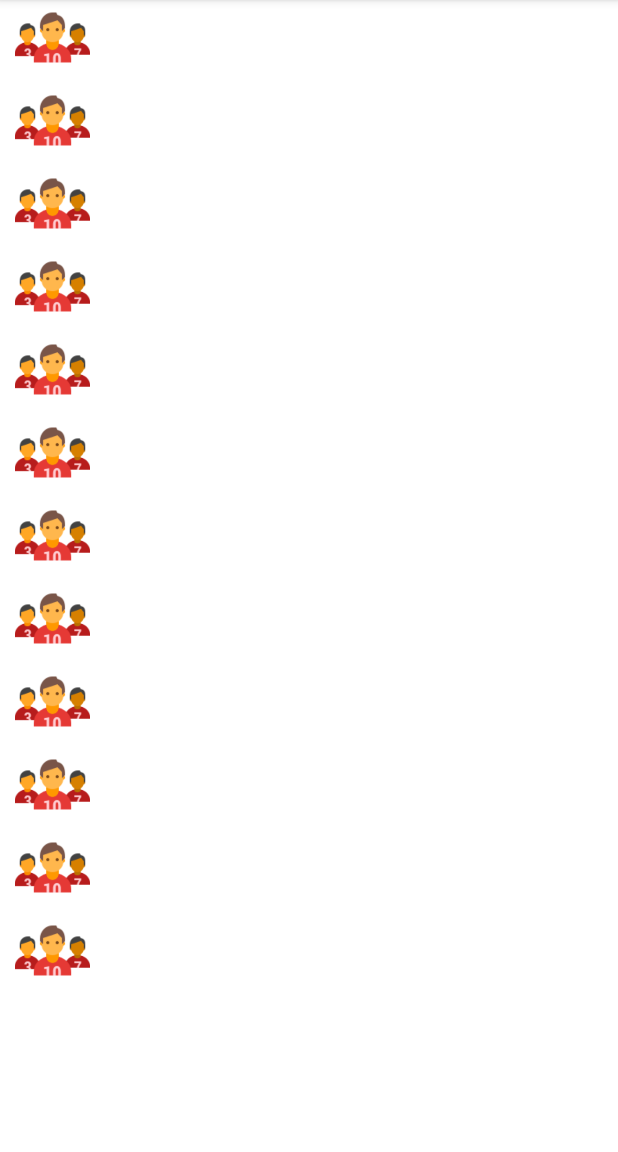
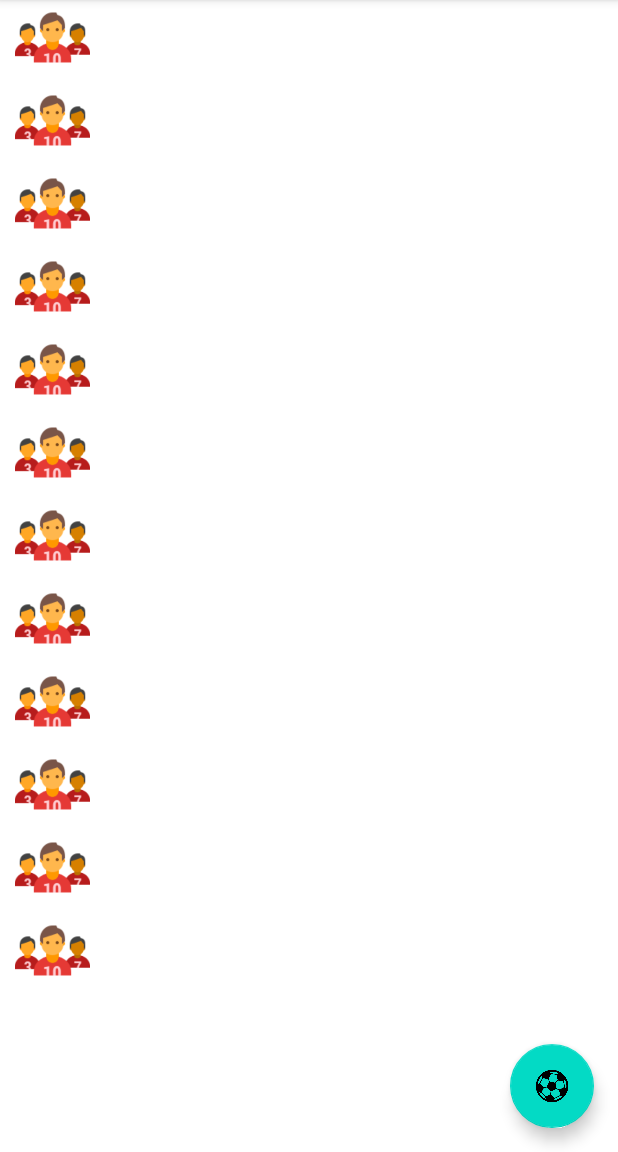
Before and after one commit to canyetismis/202105-HuaweiCaseStudy, an Android app: the screen it shows after launch (HomeActivity), after a tap on "LOGIN", on a phone screen of 412 x 824 dp, the part 84-1236 px from its top. Run offline under Robolectric (Android 15) with nearby library versions, the phone set to English and light mode, and no system bars.

Commit message:
Added a new activity to display and create fixtures and a button at home activity to open up the fixture page

```diff
--- a/app/build.gradle
+++ b/app/build.gradle
@@ -34,7 +34,7 @@ dependencies {
 
     implementation 'androidx.appcompat:appcompat:1.2.0'
     implementation 'com.google.android.material:material:1.3.0'
-    implementation 'androidx.constraintlayout:constraintlayout:1.1.3'
+    implementation 'androidx.constraintlayout:constraintlayout:2.0.4'
     testImplementation 'junit:junit:4.13.2'
     androidTestImplementation 'androidx.test.ext:junit:1.1.2'
     androidTestImplementation 'androidx.test.espresso:espresso-core:3.3.0'
--- a/app/src/main/AndroidManifest.xml
+++ b/app/src/main/AndroidManifest.xml
@@ -9,7 +9,8 @@
         android:roundIcon="@mipmap/ic_launcher_round"
         android:supportsRtl="true"
         android:theme="@style/Theme.Football_app">
-        <activity android:name=".view.HomeActivity"></activity>
+        <activity android:name=".view.FixtureActivity"></activity>
+        <activity android:name=".view.HomeActivity" />
         <activity android:name=".MainActivity">
             <intent-filter>
                 <action android:name="android.intent.action.MAIN" />
--- a/app/src/main/java/com/canyetismis/football_app/MainActivity.java
+++ b/app/src/main/java/com/canyetismis/football_app/MainActivity.java
@@ -10,14 +10,11 @@ import android.widget.Button;
 import com.canyetismis.football_app.view.HomeActivity;
 
 public class MainActivity extends AppCompatActivity {
-    private Button login;
 
     @Override
     protected void onCreate(Bundle savedInstanceState) {
         super.onCreate(savedInstanceState);
         setContentView(R.layout.activity_main);
-
-        login = findViewById(R.id.login);
     }
 
     public void onLoginClicked(View view){
--- a/app/src/main/res/layout/activity_home.xml
+++ b/app/src/main/res/layout/activity_home.xml
@@ -14,4 +14,15 @@
 
     </androidx.recyclerview.widget.RecyclerView>
 
+    <com.google.android.material.floatingactionbutton.FloatingActionButton
+        android:layout_width="wrap_content"
+        android:layout_height="wrap_content"
+        android:layout_alignParentBottom="true"
+        android:layout_alignParentRight="true"
+        android:src="@drawable/football"
+        android:layout_margin="16dp"
+        android:contentDescription="Make Fixtures"
+        android:onClick="onFixtureButtonClicked"
+        android:id="@+id/fixture"/>
+
 </RelativeLayout>
```
Also changed, not shown: app/src/main/java/com/canyetismis/football_app/view/FixtureActivity.java (added, +16 -0 lines), app/src/main/java/com/canyetismis/football_app/view/HomeActivity.java (+9 -0 lines), app/src/main/res/layout/activity_fixture.xml (added, +9 -0 lines), app/src/main/res/drawable-v24/football.png (added).
